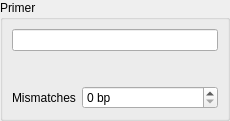
This is src/plugins/pcr/src/ui/PrimerGroupBox.ui in violethaze74/ugene as Qt 5 draws it before an edit. The edited form follows.
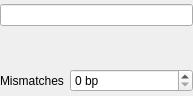
This is the edited form. Icons and pictures are not drawn. Custom widgets are drawn as their Qt base class.

Diff of the .ui file:
```diff
--- a/src/plugins/pcr/src/ui/PrimerGroupBox.ui
+++ b/src/plugins/pcr/src/ui/PrimerGroupBox.ui
@@ -6,26 +6,17 @@
    <rect>
     <x>0</x>
     <y>0</y>
-    <width>230</width>
-    <height>111</height>
+    <width>193</width>
+    <height>96</height>
    </rect>
   </property>
   <property name="windowTitle">
    <string>Form</string>
   </property>
-  <layout class="QVBoxLayout" name="verticalLayout_2">
-   <property name="spacing">
-    <number>0</number>
-   </property>
-   <property name="margin">
-    <number>0</number>
-   </property>
-   <item>
-    <widget class="QGroupBox" name="groupBox">
-     <property name="title">
-      <string>Primer</string>
-     </property>
      <layout class="QVBoxLayout" name="verticalLayout">
+   <property name="margin">
+    <number>0</number>
+   </property>
       <item>
        <widget class="U2::PrimerLineEdit" name="primerEdit">
         <property name="text">
@@ -143,9 +134,6 @@
          </widget>
         </item>
        </layout>
-      </item>
-     </layout>
-    </widget>
    </item>
   </layout>
  </widget>
```
Lines whose indentation alone changed are shown as unchanged.
